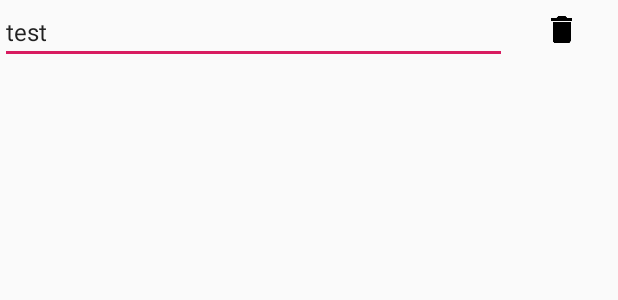
After one commit to grangsj/SpellTest, an Android app: the layout item_edit_list.xml on its own in the app's theme, with its tools: preview values and no code run, on a phone screen of 412 x 824 dp. The commit adds this screen. Shown: the top 300 px of the screen. Run offline under Robolectric (Android 15) with nearby library versions, the phone set to English and light mode, and no system bars.

```diff
--- a/app/src/main/java/com/example/spelltest/DataStore.java
+++ b/app/src/main/java/com/example/spelltest/DataStore.java
@@ -479,6 +479,7 @@ public class DataStore {
         values.put(UserTable.Cols.FIRST_NAME, user.firstName);
         values.put(UserTable.Cols.LAST_NAME, user.lastName);
 
+
         //Add the item to the database, and return the row id for the database.
         return mDataBase.replace(UserTable.NAME, null, values);
 
@@ -530,6 +531,8 @@ public class DataStore {
         values.put(DatabaseSchema.WordTable.Cols.LIST_ID, word.list_id);
         values.put(DatabaseSchema.WordTable.Cols.SPELLING, word.spelling);
 
+        Log.i(TAG, "in putWord with id=" + word.id + ", spelling = " + word.spelling);
+
         //Add the item to the database, and return the row id for the spelling word
         return mDataBase.replace(DatabaseSchema.WordTable.NAME, null, values);
     }
--- /dev/null
+++ b/app/src/main/res/layout/item_edit_list.xml
@@ -0,0 +1,27 @@
+<?xml version="1.0" encoding="utf-8"?>
+<LinearLayout xmlns:android="http://schemas.android.com/apk/res/android"
+    android:layout_width="match_parent"
+    android:layout_height="wrap_content"
+    android:layout_gravity="top"
+    android:orientation="horizontal">
+
+    <EditText
+        android:id="@+id/edit_list_item_text"
+        android:layout_width="wrap_content"
+        android:layout_height="wrap_content"
+        android:layout_weight="0.9"
+        android:text="test"
+        android:textAppearance="?android:attr/textAppearanceListItemSmall"/>
+
+    <ImageView
+        android:id="@+id/edit_list_item_delete"
+        android:src="@drawable/baseline_delete_black_24"
+        android:clickable="true"
+        android:padding="8dp"
+        android:layout_width="wrap_content"
+        android:layout_height="wrap_content"
+        android:layout_weight="0.1"
+        android:gravity="center_vertical|center_horizontal"/>
+
+
+</LinearLayout>
```
Also changed, not shown: app/src/main/java/com/example/SpellTest/EditAdapter.java (added, +106 -0 lines), app/src/main/java/com/example/spelltest/Objects.java (+7 -1 lines), app/src/main/java/com/example/spelltest/WordListBuilderActivity.java (+9 -100 lines).
